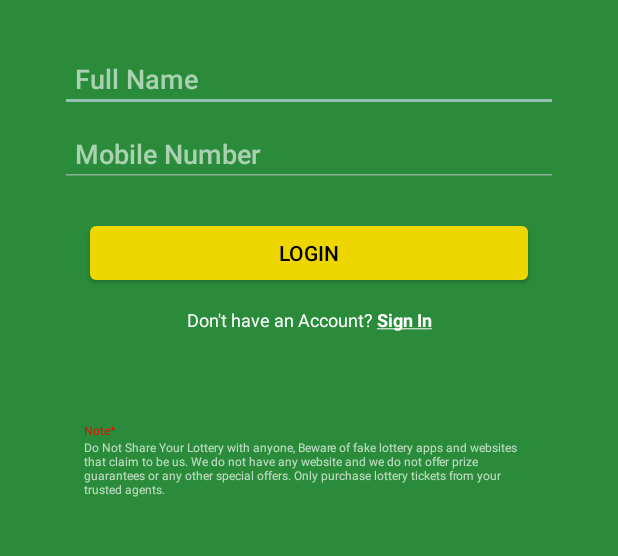
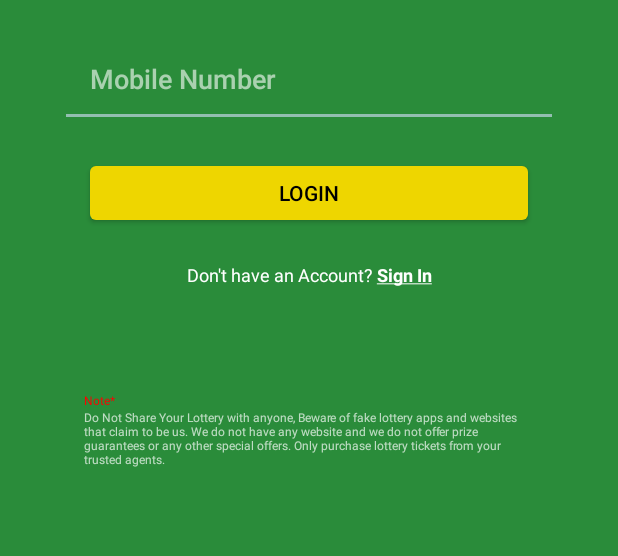
Before and after one commit to aryanDevAK/Kerala_Lottery_App, an Android app: the layout activity_main.xml on its own in the app's theme, with its tools: preview values and no code run, on a phone screen of 412 x 824 dp, the part 582-1138 px from its top. Run offline under Robolectric (Android 15) with nearby library versions, the phone set to English and light mode, and no system bars.

Commit message:
kerela lottery

```diff
--- a/app/src/main/res/layout/activity_main.xml
+++ b/app/src/main/res/layout/activity_main.xml
@@ -27,37 +27,21 @@
         app:layout_constraintTop_toTopOf="@+id/imageView" />
 
     <EditText
-        android:id="@+id/editText"
-        android:layout_width="match_parent"
-        android:layout_height="wrap_content"
-        android:layout_marginHorizontal="40dp"
-        android:layout_marginTop="30dp"
-        android:alpha="0.6"
-        android:hint="@string/fullName"
-        android:padding="10dp"
-        android:inputType="text"
-        android:textColor="@color/white"
-        android:textColorHint="@color/white"
-        app:layout_constraintEnd_toEndOf="parent"
-        app:layout_constraintStart_toStartOf="parent"
-        app:layout_constraintTop_toBottomOf="@+id/imageView2" />
-
-    <EditText
         android:id="@+id/LoginNum"
         android:layout_width="match_parent"
         android:layout_height="wrap_content"
         android:layout_marginHorizontal="40dp"
-        android:layout_marginTop="5dp"
+        android:layout_marginTop="20dp"
         android:alpha="0.6"
         android:hint="@string/mobileNumber"
-        android:padding="10dp"
         android:inputType="phone"
+        android:padding="20dp"
         android:textColor="@color/white"
         android:textColorHint="@color/white"
-        app:layout_constraintEnd_toEndOf="@+id/editText"
-        app:layout_constraintHorizontal_bias="0.0"
-        app:layout_constraintStart_toStartOf="@+id/editText"
-        app:layout_constraintTop_toBottomOf="@+id/editText" />
+        app:layout_constraintEnd_toEndOf="@+id/imageView2"
+        app:layout_constraintHorizontal_bias="0.504"
+        app:layout_constraintStart_toStartOf="@+id/imageView2"
+        app:layout_constraintTop_toBottomOf="@+id/imageView2" />
 
     <Button
         android:id="@+id/button"
@@ -82,7 +66,7 @@
         app:layout_constraintEnd_toEndOf="parent"
         app:layout_constraintHorizontal_bias="0.143"
         app:layout_constraintStart_toStartOf="parent"
-        app:layout_constraintTop_toBottomOf="@+id/textView4" />
+        app:layout_constraintTop_toBottomOf="@+id/signUp" />
 
     <TextView
         android:id="@+id/textView5"
@@ -98,13 +82,14 @@
         app:layout_constraintTop_toBottomOf="@+id/textView" />
 
     <TextView
-        android:id="@+id/textView4"
+        android:id="@+id/signUp"
         android:layout_width="wrap_content"
         android:layout_height="wrap_content"
         android:layout_marginTop="12dp"
         android:text="@string/text1"
         android:textColor="@color/white"
         android:textSize="12sp"
+        android:padding="10dp"
         app:layout_constraintEnd_toEndOf="@+id/button"
         app:layout_constraintStart_toStartOf="@+id/button"
         app:layout_constraintTop_toBottomOf="@+id/button" />
```
Also changed, not shown: app/src/main/java/com/example/keralalottery/MainActivity.java (+5 -7 lines), app/src/main/java/com/example/keralalottery/SignUp.java (+28 -53 lines), app/src/main/res/layout/activity_sign_up.xml (+4 -4 lines).
